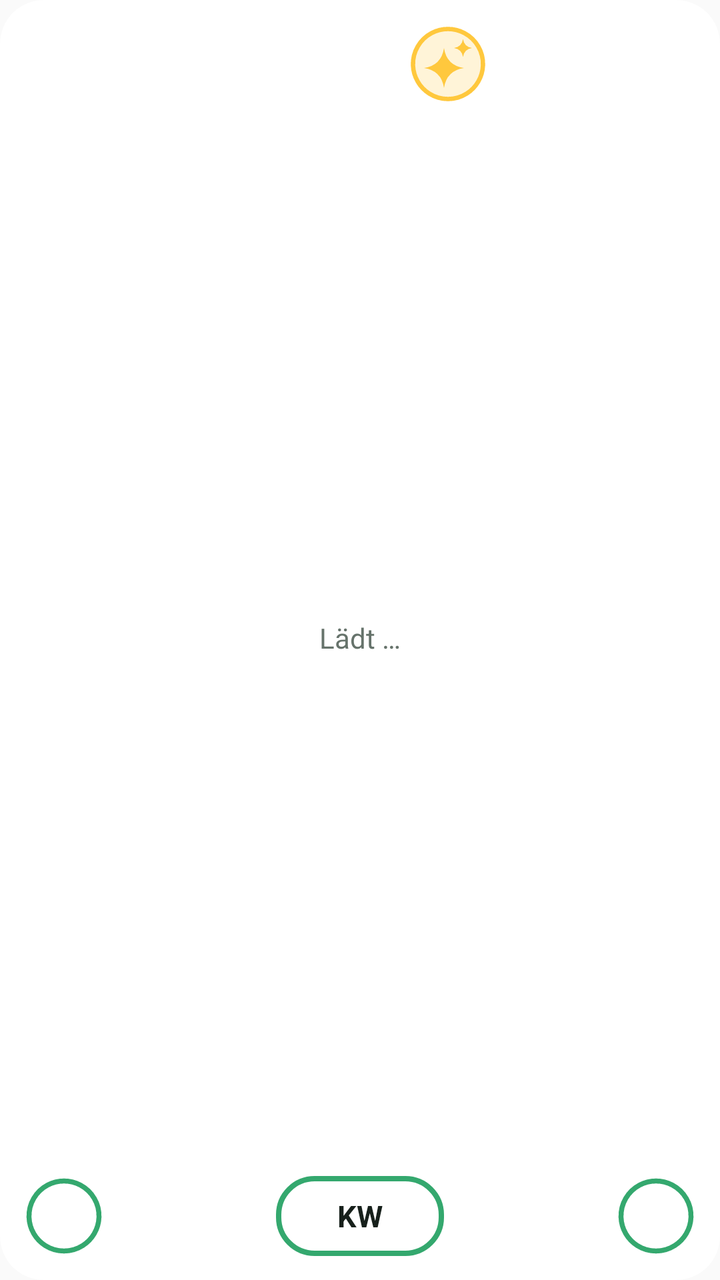
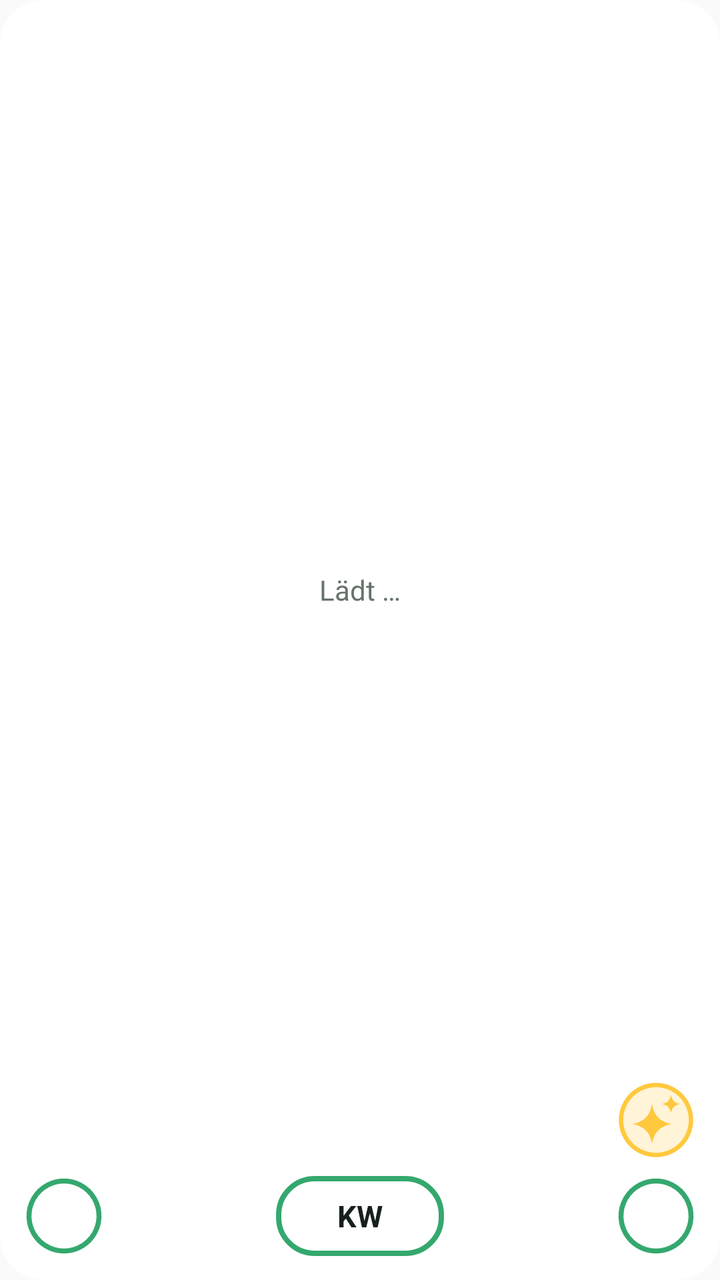

Compare the two renders of this Android layout. The source of the first and the diff that turns it into the second are given below.
<!-- AndroidManifest.xml: application theme AppTheme -->
<!-- res/layout/widget.xml -->
<?xml version="1.0" encoding="utf-8"?>
<LinearLayout xmlns:android="http://schemas.android.com/apk/res/android"
    android:id="@+id/root"
    android:layout_width="match_parent"
    android:layout_height="match_parent"
    android:orientation="vertical"
    android:background="@drawable/bg"
    android:padding="12dp">

    <LinearLayout
        android:id="@+id/head"
        android:layout_width="match_parent"
        android:layout_height="wrap_content"
        android:gravity="center_vertical"
        android:orientation="horizontal">

        <TextView
            android:id="@+id/date"
            android:layout_width="0dp"
            android:layout_height="wrap_content"
            android:layout_weight="1"
            android:maxLines="1"
            android:ellipsize="end"
            android:textColor="@color/fg"
            android:textSize="17sp"
            android:textStyle="bold" />


        
        <ImageView
            android:id="@+id/ask"
            android:layout_width="40dp"
            android:layout_height="40dp"
            android:layout_marginEnd="12dp"
            android:contentDescription="Claude fragen"
            android:scaleType="fitCenter"
            android:src="@drawable/ring_ask" />

        
        <ImageView
            android:id="@+id/settings"
            android:layout_width="40dp"
            android:layout_height="40dp"
            android:layout_marginEnd="12dp"
            android:contentDescription="Einstellungen"
            android:scaleType="fitCenter"
            android:src="@drawable/ic_gear" />

        <ImageView
            android:id="@+id/home"
            android:layout_width="40dp"
            android:layout_height="40dp"
            android:layout_marginEnd="18dp"
            android:contentDescription="Home-Modus"
            android:scaleType="fitCenter"
            android:src="@drawable/ring_home_off"
            android:visibility="gone" />

        
        <FrameLayout
            android:id="@+id/refresh"
            android:layout_width="40dp"
            android:layout_height="40dp"
            android:contentDescription="Aktualisieren">

            <ImageView
                android:layout_width="match_parent"
                android:layout_height="match_parent"
                android:scaleType="fitCenter"
                android:src="@drawable/ring_refresh" />

            <TextView
                android:id="@+id/stamp"
                android:layout_width="match_parent"
                android:layout_height="match_parent"
                android:gravity="center"
                android:includeFontPadding="false"
                android:textColor="#FFFFFF"
                android:textSize="9sp"
                android:textStyle="bold" />
        </FrameLayout>
    </LinearLayout>

    <FrameLayout
        android:layout_width="match_parent"
        android:layout_height="0dp"
        android:layout_weight="1"
        android:layout_marginTop="4dp">

        <ListView
            android:id="@+id/list"
            android:layout_width="match_parent"
            android:layout_height="match_parent"
            android:divider="@null"
            android:dividerHeight="0dp" />

        <TextView
            android:id="@+id/empty"
            android:layout_width="match_parent"
            android:layout_height="match_parent"
            android:gravity="center"
            android:text="Lädt …"
            android:textColor="@color/muted"
            android:textSize="14sp" />
    </FrameLayout>

    
    <LinearLayout
        android:id="@+id/bdnav"
        android:layout_width="match_parent"
        android:layout_height="wrap_content"
        android:layout_marginTop="4dp"
        android:gravity="center"
        android:orientation="horizontal"
        android:visibility="gone">

        <TextView
            android:id="@+id/bdprev"
            android:layout_width="56dp"
            android:layout_height="40dp"
            android:gravity="center"
            android:includeFontPadding="false"
            android:text="◀"
            android:textColor="#FFFFFF"
            android:textSize="26sp" />

        <TextView
            android:id="@+id/bdpage"
            android:layout_width="84dp"
            android:layout_height="40dp"
            android:gravity="center"
            android:textColor="#FFFFFF"
            android:textSize="16sp"
            android:textStyle="bold" />

        <TextView
            android:id="@+id/bdnext"
            android:layout_width="56dp"
            android:layout_height="40dp"
            android:gravity="center"
            android:includeFontPadding="false"
            android:text="▶"
            android:textColor="#FFFFFF"
            android:textSize="26sp" />
    </LinearLayout>

    
    <LinearLayout
        android:id="@+id/quick"
        android:layout_width="match_parent"
        android:layout_height="wrap_content"
        android:layout_marginTop="6dp"
        android:gravity="bottom"
        android:orientation="horizontal">

        <FrameLayout
            android:id="@+id/q_bdays"
            android:layout_width="40dp"
            android:layout_height="40dp"
            android:contentDescription="Geburtstage">

            <ImageView
                android:id="@+id/q_bdring"
                android:layout_width="match_parent"
                android:layout_height="match_parent"
                android:scaleType="fitCenter"
                android:src="@drawable/ring_bd" />

            <TextView
                android:layout_width="match_parent"
                android:layout_height="match_parent"
                android:gravity="center"
                android:includeFontPadding="false"
                android:text="B"
                android:textColor="#FFFFFF"
                android:textSize="19sp"
                android:textStyle="bold" />
        </FrameLayout>

        <TextView
            android:layout_width="0dp"
            android:layout_height="1dp"
            android:layout_weight="1" />

        <TextView
            android:id="@+id/weekprev"
            android:layout_width="44dp"
            android:layout_height="40dp"
            android:gravity="center"
            android:includeFontPadding="false"
            android:text="◀"
            android:textColor="#FFFFFF"
            android:textSize="26sp"
            android:visibility="invisible" />

        
        <LinearLayout
            android:layout_width="wrap_content"
            android:layout_height="wrap_content"
            android:layout_marginStart="6dp"
            android:layout_marginEnd="6dp"
            android:gravity="center_horizontal"
            android:orientation="vertical">

            <TextView
                android:id="@+id/weekyear"
                android:layout_width="wrap_content"
                android:layout_height="wrap_content"
                android:textColor="@color/fg"
                android:textSize="13sp"
                android:textStyle="bold"
                android:visibility="gone" />

            <TextView
                android:id="@+id/weeklabel"
                android:layout_width="84dp"
                android:layout_height="40dp"
                android:background="@drawable/kw_off"
                android:gravity="center"
                android:maxLines="1"
                android:text="KW"
                android:textColor="@color/fg"
                android:textSize="15sp"
                android:textStyle="bold" />
        </LinearLayout>

        <TextView
            android:id="@+id/weeknext"
            android:layout_width="44dp"
            android:layout_height="40dp"
            android:gravity="center"
            android:includeFontPadding="false"
            android:text="▶"
            android:textColor="#FFFFFF"
            android:textSize="26sp"
            android:visibility="invisible" />

        <TextView
            android:layout_width="0dp"
            android:layout_height="1dp"
            android:layout_weight="1" />

        <ImageView
            android:id="@+id/q_add"
            android:layout_width="40dp"
            android:layout_height="40dp"
                        android:contentDescription="Neuer Eintrag"
            android:scaleType="fitCenter"
            android:src="@drawable/ring_add" />
    </LinearLayout>
</LinearLayout>
<!-- resources referenced by this layout -->
<resources>
  <color name="fg">#17201B</color>
  <color name="muted">#66736B</color>
  <!-- drawable bg (drawable) -->
  <?xml version="1.0" encoding="utf-8"?>
  <shape xmlns:android="http://schemas.android.com/apk/res/android" android:shape="rectangle">
      <solid android:color="@color/bg" />
      <corners android:radius="22dp" />
  </shape>
  <!-- drawable kw_off (drawable) -->
  <?xml version="1.0" encoding="utf-8"?>
  <shape xmlns:android="http://schemas.android.com/apk/res/android" android:shape="rectangle">
      <solid android:color="#00000000" />
      <stroke android:width="2.5dp" android:color="#34A86E" />
      <corners android:radius="18dp" />
  </shape>
  <!-- drawable ring_add (drawable) -->
  <?xml version="1.0" encoding="utf-8"?>
  <vector xmlns:android="http://schemas.android.com/apk/res/android" android:width="40dp" android:height="40dp" android:viewportWidth="40" android:viewportHeight="40">
      <path android:fillColor="#00000000" android:strokeColor="#34A86E" android:strokeWidth="2.5" android:pathData="M20,2.5 a17.5,17.5 0 1,0 0.001,0 z" />
      <path android:strokeColor="#FFFFFF" android:strokeWidth="3" android:strokeLineCap="round" android:pathData="M20,12 L20,28 M12,20 L28,20" />
  </vector>
  <!-- drawable ring_ask (drawable) -->
  <?xml version="1.0" encoding="utf-8"?>
  <vector xmlns:android="http://schemas.android.com/apk/res/android" android:width="40dp" android:height="40dp" android:viewportWidth="40" android:viewportHeight="40">
      <path android:fillColor="#33FFC83D" android:strokeColor="#FFC83D" android:strokeWidth="2.2" android:pathData="M20,2.5 A17.5,17.5 0 1,1 19.99,2.5 Z" />
      <path android:fillColor="#FFC83D" android:pathData="M18,12 Q19.3,20.7 28,22 Q19.3,23.3 18,32 Q16.7,23.3 8,22 Q16.7,20.7 18,12 Z" />
      <path android:fillColor="#FFC83D" android:pathData="M27.5,7.5 Q28.1,11.4 32,12 Q28.1,12.6 27.5,16.5 Q26.9,12.6 23,12 Q26.9,11.4 27.5,7.5 Z" />
  </vector>
  <!-- drawable ring_bd (drawable) -->
  <?xml version="1.0" encoding="utf-8"?>
  <vector xmlns:android="http://schemas.android.com/apk/res/android" android:width="40dp" android:height="40dp" android:viewportWidth="40" android:viewportHeight="40">
      <path android:fillColor="#00000000" android:strokeColor="#34A86E" android:strokeWidth="2.5" android:pathData="M20,2.5 a17.5,17.5 0 1,0 0.001,0 z" />
  </vector>
  <!-- drawable ring_home_off (drawable) -->
  <?xml version="1.0" encoding="utf-8"?>
  <vector xmlns:android="http://schemas.android.com/apk/res/android" android:width="40dp" android:height="40dp" android:viewportWidth="40" android:viewportHeight="40">
      <path android:strokeColor="#FFFFFF" android:strokeWidth="2.2" android:strokeLineCap="round" android:strokeLineJoin="round" android:pathData="M13.5,19.5 L13.5,28.5 L26.5,28.5 L26.5,19.5 M11,21 L20,12.5 L29,21" />
  </vector>
  <!-- drawable ring_refresh (drawable) -->
  <?xml version="1.0" encoding="utf-8"?>
  <vector xmlns:android="http://schemas.android.com/apk/res/android" android:width="40dp" android:height="40dp" android:viewportWidth="40" android:viewportHeight="40">
      <path android:strokeColor="#FFFFFF" android:strokeWidth="1.8" android:strokeLineCap="round" android:strokeLineJoin="round" android:pathData="M23.76,9.66 A11,11 0 1,0 29.53,14.5 M28.75,18.93 L29.53,14.5 L33.76,16.04" />
  </vector>
  <style name="AppTheme" parent="android:Theme.Material.Light.NoActionBar">
          <item name="android:colorAccent">@color/accent</item>
      </style>
  <color name="bg">#F2FFFFFF</color>
  <color name="accent">#1D8657</color>
  <!-- unchanged entries left out for length: 1 -->
</resources>

<!-- the commit's change to res/layout/widget.xml (unified diff, before → after) -->
@@ -25,16 +25,6 @@
             android:textSize="17sp"
             android:textStyle="bold" />
 
-
-        
-        <ImageView
-            android:id="@+id/ask"
-            android:layout_width="40dp"
-            android:layout_height="40dp"
-            android:layout_marginEnd="12dp"
-            android:contentDescription="Claude fragen"
-            android:scaleType="fitCenter"
-            android:src="@drawable/ring_ask" />
 
         
         <ImageView
@@ -240,12 +230,28 @@
             android:layout_height="1dp"
             android:layout_weight="1" />
 
-        <ImageView
-            android:id="@+id/q_add"
-            android:layout_width="40dp"
-            android:layout_height="40dp"
-                        android:contentDescription="Neuer Eintrag"
-            android:scaleType="fitCenter"
-            android:src="@drawable/ring_add" />
+        
+        <LinearLayout
+            android:layout_width="wrap_content"
+            android:layout_height="wrap_content"
+            android:orientation="vertical">
+
+            <ImageView
+                android:id="@+id/ask"
+                android:layout_width="40dp"
+                android:layout_height="40dp"
+                android:layout_marginBottom="8dp"
+                android:contentDescription="Claude fragen"
+                android:scaleType="fitCenter"
+                android:src="@drawable/ring_ask" />
+
+            <ImageView
+                android:id="@+id/q_add"
+                android:layout_width="40dp"
+                android:layout_height="40dp"
+                android:contentDescription="Neuer Eintrag"
+                android:scaleType="fitCenter"
+                android:src="@drawable/ring_add" />
+        </LinearLayout>
     </LinearLayout>
 </LinearLayout>
